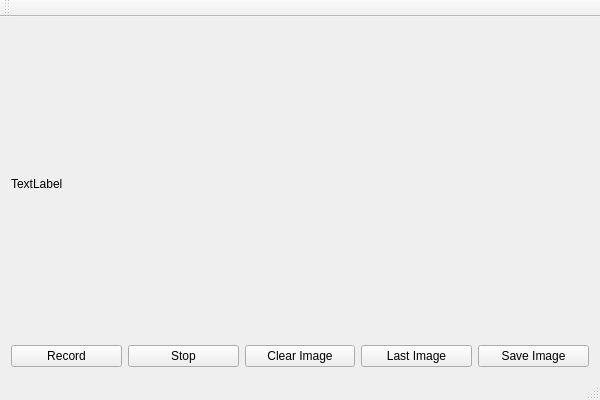
Above: DeteccionCodigos/DeteccionCodigos.ui from Paulafernandeztorres/DeteccionCodigos before the change. Below: the same form after it.
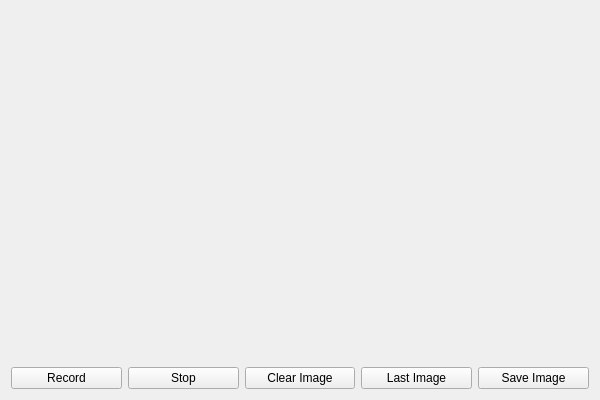
That is the form after the change.

Commit message: nueva vista ui más limpia

```diff
--- a/DeteccionCodigos/DeteccionCodigos.ui
+++ b/DeteccionCodigos/DeteccionCodigos.ui
@@ -53,31 +53,12 @@
     <item row="0" column="0" colspan="5">
      <widget class="QLabel" name="label">
       <property name="text">
-       <string>TextLabel</string>
+       <string/>
       </property>
      </widget>
     </item>
    </layout>
   </widget>
-  <widget class="QMenuBar" name="menuBar">
-   <property name="geometry">
-    <rect>
-     <x>0</x>
-     <y>0</y>
-     <width>600</width>
-     <height>21</height>
-    </rect>
-   </property>
-  </widget>
-  <widget class="QToolBar" name="mainToolBar">
-   <attribute name="toolBarArea">
-    <enum>TopToolBarArea</enum>
-   </attribute>
-   <attribute name="toolBarBreak">
-    <bool>false</bool>
-   </attribute>
-  </widget>
-  <widget class="QStatusBar" name="statusBar"/>
  </widget>
  <layoutdefault spacing="6" margin="11"/>
  <resources>
```
